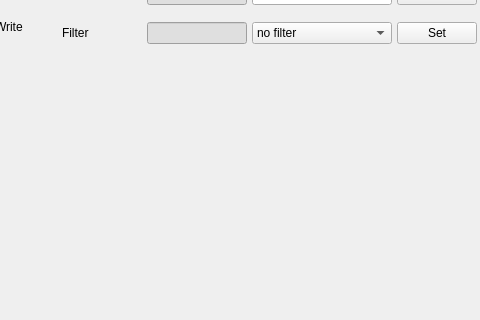
Above: qt/mainwindow.ui from tim-papaya/monochr before the change; both pictures show x 520 to 1000 and y 230 to 550 of the 1000 by 687 pixel window. Below: the same form after it.
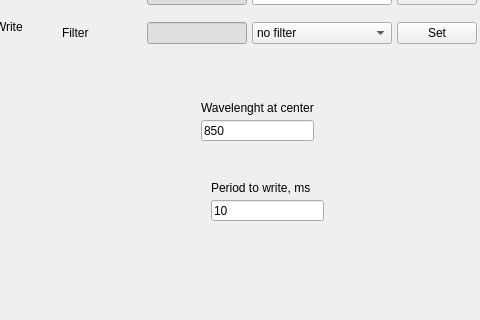
That is the form after the change.

Commit message: before period workmode

What changed in the file:
```diff
--- a/qt/mainwindow.ui
+++ b/qt/mainwindow.ui
@@ -1201,6 +1201,58 @@
        </item>
       </layout>
      </widget>
+     <widget class="QLineEdit" name="Wl_atCenter_lineEdit">
+      <property name="geometry">
+       <rect>
+        <x>730</x>
+        <y>320</y>
+        <width>113</width>
+        <height>21</height>
+       </rect>
+      </property>
+      <property name="text">
+       <string>850</string>
+      </property>
+     </widget>
+     <widget class="QLabel" name="Wl_atCenter_label">
+      <property name="geometry">
+       <rect>
+        <x>730</x>
+        <y>300</y>
+        <width>121</width>
+        <height>16</height>
+       </rect>
+      </property>
+      <property name="text">
+       <string>Wavelenght at center</string>
+      </property>
+     </widget>
+     <widget class="QLabel" name="PeriodTime_label">
+      <property name="geometry">
+       <rect>
+        <x>740</x>
+        <y>380</y>
+        <width>121</width>
+        <height>16</height>
+       </rect>
+      </property>
+      <property name="text">
+       <string>Period to write, ms</string>
+      </property>
+     </widget>
+     <widget class="QLineEdit" name="PeriodTime_lineEdit">
+      <property name="geometry">
+       <rect>
+        <x>740</x>
+        <y>400</y>
+        <width>113</width>
+        <height>21</height>
+       </rect>
+      </property>
+      <property name="text">
+       <string>10</string>
+      </property>
+     </widget>
     </widget>
    </widget>
   </widget>
```
The commit also changes 8 other files.
